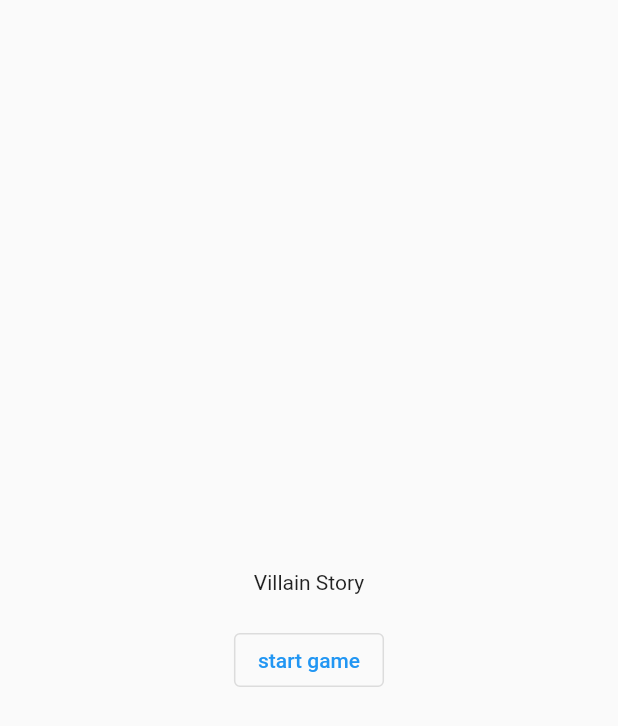
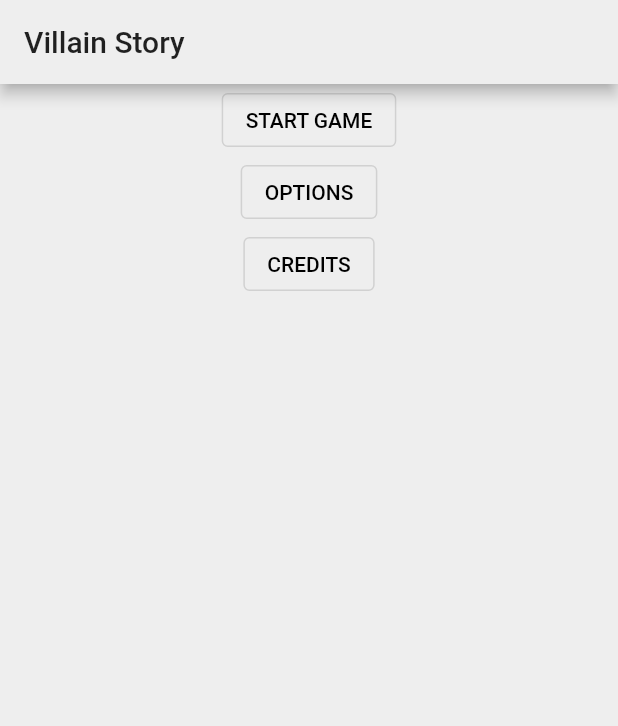
Before and after one commit to tonytomo/story-app, a Flutter app: the screen it shows after launch, on a phone screen of 412 x 824 dp. Shown: the top 726 px of the screen. Run offline on Flutter 3.47's test engine with Material 2 defaults, Android fonts, the phone set to English and light mode, and no system bars; our stand-ins replace hive; accounts and stored records are empty.

Commit message:
new Home Page

```diff
--- a/lib/main.dart
+++ b/lib/main.dart
@@ -1,20 +1,57 @@
 import 'package:flutter/material.dart';
 import 'pages/home.dart';
+import 'package:hive/hive.dart';
+import 'package:path_provider/path_provider.dart' as path_provider;
 
-void main() {
-  runApp(MyApp());
+List<Box> boxList = [];
+Future<List<Box>> _openBox() async {
+  // var boxHistory = await Hive.openBox('history');
+  // boxList.add(boxHistory);
+  return boxList;
 }
 
-class MyApp extends StatelessWidget {
+void main() async {
+  WidgetsFlutterBinding.ensureInitialized();
+  final appDirectory = await path_provider.getApplicationDocumentsDirectory();
+  Hive.init(appDirectory.path);
+
+  // Hive.registerAdapter(HistoryAdapter());
+
+  runApp(MaterialApp(home: MyApp()));
+}
+
+class MyApp extends StatefulWidget {
+  @override
+  _MyAppState createState() => _MyAppState();
+}
+
+class _MyAppState extends State<MyApp> {
   // This widget is the root of your application.
   @override
   Widget build(BuildContext context) {
     return MaterialApp(
-      title: 'Flutter Demo',
-      theme: ThemeData(
-          primaryColor: Colors.orange[800],
-          accentColor: Colors.deepOrange[400]),
-      home: HomePage(title: 'Home Page'),
-    );
+        title: "Story App",
+        theme: ThemeData(
+            primaryColor: Colors.grey[200],
+            accentColor: Colors.deepOrange[400]),
+        home: FutureBuilder(
+          future: _openBox(),
+          builder: (BuildContext context, AsyncSnapshot snapshot) {
+            if (snapshot.connectionState == ConnectionState.done) {
+              if (snapshot.hasError)
+                return Text(snapshot.error.toString());
+              else {
+                return HomePage();
+              }
+            } else
+              return Scaffold();
+          },
+        ));
+  }
+
+  @override
+  void dispose() {
+    Hive.close();
+    super.dispose();
   }
 }
--- a/lib/pages/home.dart
+++ b/lib/pages/home.dart
@@ -19,17 +19,37 @@ class _HomePageState extends State<HomePage> {
   @override
   Widget build(BuildContext context) {
     return Scaffold(
+      backgroundColor: Colors.grey[200],
+      appBar: AppBar(
+        title: Text('Villain Story'),
+      ),
       body: Center(
         child: Column(
-          mainAxisAlignment: MainAxisAlignment.center,
+          mainAxisAlignment: MainAxisAlignment.start,
           children: <Widget>[
-            Container(
-              alignment: Alignment.center,
-              padding: EdgeInsets.only(top: 20, bottom: 20),
-              child: Text("Villain Story"),
+            OutlinedButton(
+              child: Text(
+                "START GAME",
+                style: TextStyle(color: Colors.black),
+              ),
+              onPressed: () {
+                startGame();
+              },
             ),
             OutlinedButton(
-              child: Text("start game"),
+              child: Text(
+                "OPTIONS",
+                style: TextStyle(color: Colors.black),
+              ),
+              onPressed: () {
+                startGame();
+              },
+            ),
+            OutlinedButton(
+              child: Text(
+                "CREDITS",
+                style: TextStyle(color: Colors.black),
+              ),
               onPressed: () {
                 startGame();
               },
@@ -37,11 +57,6 @@ class _HomePageState extends State<HomePage> {
           ],
         ),
       ),
-      // floatingActionButton: FloatingActionButton(
-      //   onPressed: _incrementCounter,
-      //   tooltip: 'Increment',
-      //   child: Icon(Icons.add),
-      // ),
     );
   }
 }
--- a/lib/pages/onlyText.dart
+++ b/lib/pages/onlyText.dart
@@ -21,6 +21,7 @@ class _TextOnlyState extends State<TextOnly> {
         body: SingleChildScrollView(
           child: Column(
             children: <Widget>[
+              Container(),
               // TextArea
               Container(
                 padding: EdgeInsets.all(8),
--- a/pubspec.yaml
+++ b/pubspec.yaml
@@ -23,6 +23,9 @@ environment:
 dependencies:
   flutter:
     sdk: flutter
+  hive: ^1.4.1+1
+  provider: ^4.3.1
+  path_provider: ^1.6.5
 
 
   # The following adds the Cupertino Icons font to your application.
@@ -32,6 +35,7 @@ dependencies:
 dev_dependencies:
   flutter_test:
     sdk: flutter
+  hive_generator: ^0.5.0
 
 # For information on the generic Dart part of this file, see the
 # following page: https://dart.dev/tools/pub/pubspec
```
Also changed, not shown: pubspec.lock.
